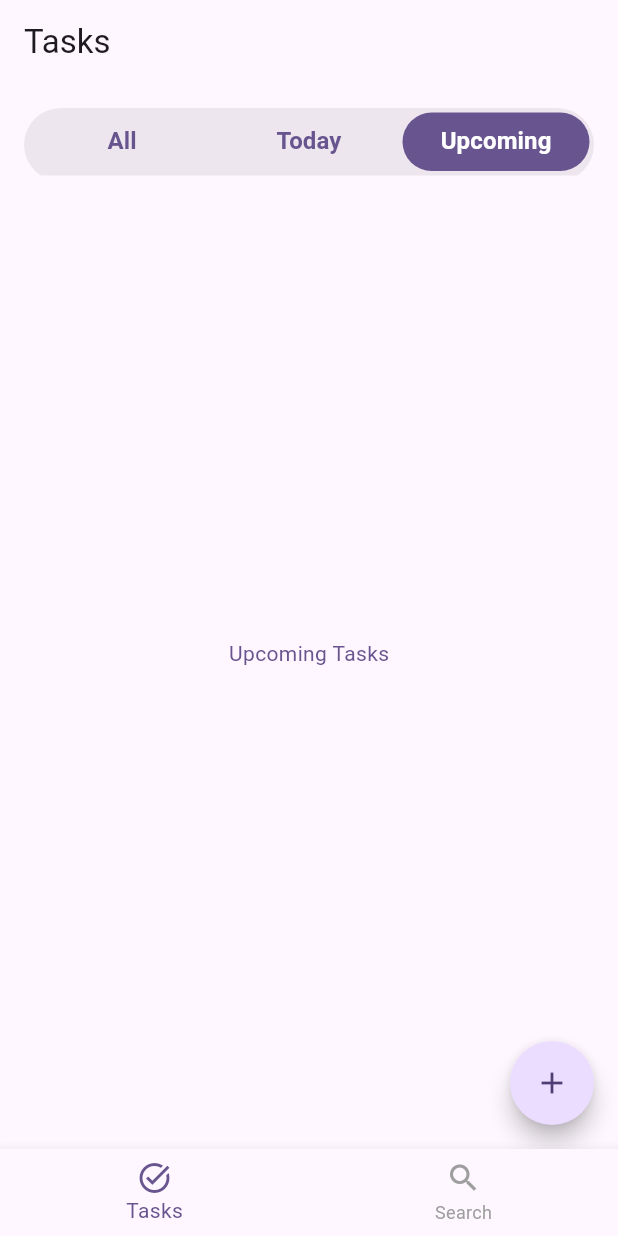
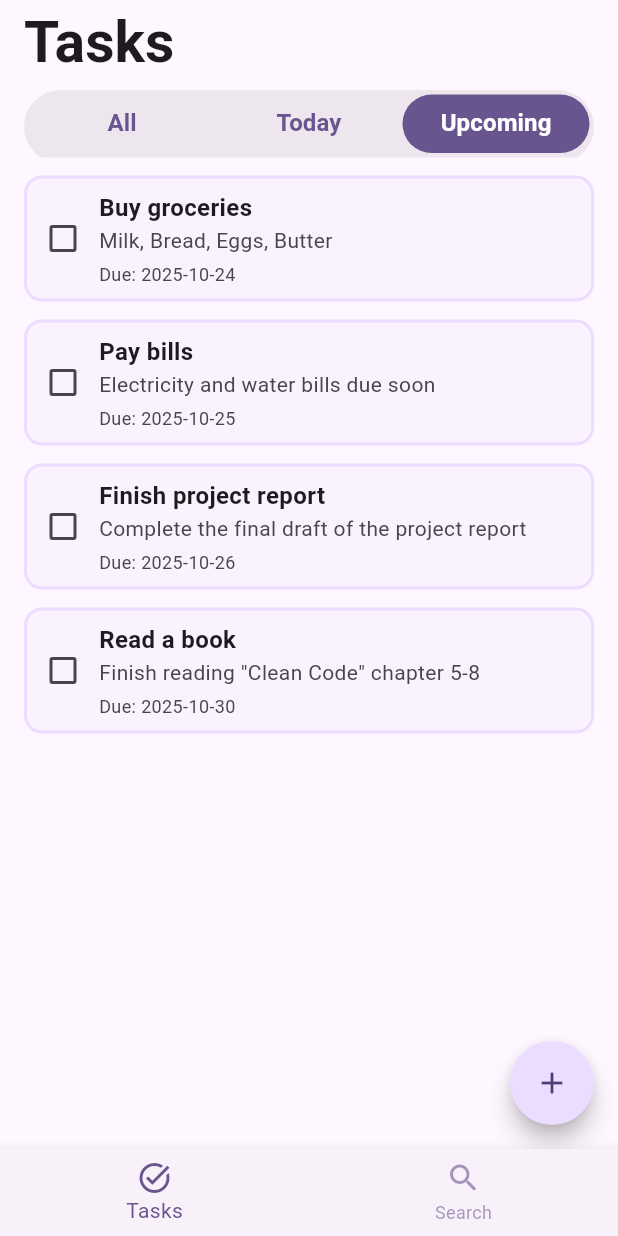
Before and after one commit to minhkhang1505/flutter_exercise1_todolist, a Flutter app: the screen it shows after launch, tab 3 chosen, on a phone screen of 412 x 824 dp. Run offline on Flutter 3.47's test engine with Material 3 defaults, Android fonts, the phone set to English and light mode, and no system bars.

Commit message:
Implement screen UI for Tasks Page

```diff
--- a/lib/main.dart
+++ b/lib/main.dart
@@ -42,6 +42,7 @@
       body: _screens[_currentIndex],
       bottomNavigationBar: BottomNavigationBar(
         currentIndex: _currentIndex,
+        backgroundColor: Theme.of(context).colorScheme.surfaceContainerLow,
         onTap: (index) {
           setState(() {
             _currentIndex = index;
@@ -49,7 +50,9 @@
         },
         type: BottomNavigationBarType.fixed,
         selectedItemColor: Theme.of(context).colorScheme.primary,
-        unselectedItemColor: Colors.grey,
+        unselectedItemColor: Theme.of(
+          context,
+        ).colorScheme.primary.withAlpha(150),
         items: const [
           BottomNavigationBarItem(icon: Icon(Icons.task_alt), label: 'Tasks'),
           BottomNavigationBarItem(icon: Icon(Icons.search), label: 'Search'),
--- a/lib/presentation/screens/tasks/task_screen.dart
+++ b/lib/presentation/screens/tasks/task_screen.dart
@@ -10,6 +10,13 @@ class TasksScreen extends StatefulWidget {
 class _TasksScreenState extends State<TasksScreen>
     with TickerProviderStateMixin {
   late TabController _controller;
+  bool isCompleted = false;
+
+  void onChanged(bool? value) {
+    setState(() {
+      isCompleted = value!;
+    });
+  }
 
   @override
   void initState() {
@@ -28,12 +35,15 @@ class _TasksScreenState extends State<TasksScreen>
     final colorScheme = Theme.of(context).colorScheme;
     return Scaffold(
       appBar: AppBar(
-        title: const Text('Tasks'),
+        title: const Text(
+          'Tasks',
+          style: TextStyle(fontSize: 38, fontWeight: FontWeight.bold),
+        ),
         backgroundColor: Theme.of(context).colorScheme.surface,
       ),
       body: SafeArea(
         child: Padding(
-          padding: const EdgeInsets.all(16.0),
+          padding: const EdgeInsets.fromLTRB(16.0, 4.0, 16.0, 16.0),
           child: Column(
             children: [
               // TabBar for all / today / upcoming options
@@ -79,57 +89,58 @@ class _TasksScreenState extends State<TasksScreen>
                       itemCount: sampleTasks.length,
                       itemBuilder: (context, index) {
                         final task = sampleTasks[index];
-                        return Container(
-                          margin: const EdgeInsets.only(bottom: 12),
-                          padding: const EdgeInsets.all(16),
-                          decoration: BoxDecoration(
-                            color: colorScheme.surfaceContainerLow,
-                            borderRadius: const BorderRadius.all(
-                              Radius.circular(12),
-                            ),
-                          ),
-                          child: Row(
-                            children: [
-                              Expanded(
-                                child: Column(
-                                  crossAxisAlignment: CrossAxisAlignment.start,
-                                  children: [
-                                    Text(
-                                      task.title,
-                                      style: const TextStyle(
-                                        fontSize: 16,
-                                        fontWeight: FontWeight.bold,
-                                      ),
-                                    ),
-                                    const SizedBox(height: 4),
-                                    Text(
-                                      task.description,
-                                      style: TextStyle(
-                                        fontSize: 14,
-                                        color: colorScheme.onSurfaceVariant,
-                                      ),
-                                    ),
-                                  ],
-                                ),
-                              ),
-                            ],
-                          ),
+                        return TaskItem(
+                          task: task,
+                          isCompleted: isCompleted,
+                          onChanged: onChanged,
                         );
                       },
                     ),
                     // Today Tasks Tab
-                    Center(
-                      child: Text(
-                        'Today\'s Tasks',
-                        style: TextStyle(color: colorScheme.primary),
-                      ),
+                    ListView.builder(
+                      padding: const EdgeInsets.symmetric(vertical: 8),
+                      itemCount: sampleTasks.where((task) {
+                        return task.dueDate.day == DateTime.now().day &&
+                            task.dueDate.month == DateTime.now().month &&
+                            task.dueDate.year == DateTime.now().year;
+                      }).length,
+                      itemBuilder: (context, index) {
+                        final todayTasks = sampleTasks.where((task) {
+                          return task.dueDate.day == DateTime.now().day &&
+                              task.dueDate.month == DateTime.now().month &&
+                              task.dueDate.year == DateTime.now().year;
+                        }).toList();
+
+                        if (index < todayTasks.length) {
+                          return TaskItem(
+                            task: todayTasks[index],
+                            isCompleted: isCompleted,
+                            onChanged: onChanged,
+                          );
+                        }
+                        return const SizedBox.shrink();
+                      },
                     ),
                     // Upcoming Tasks Tab
-                    Center(
-                      child: Text(
-                        'Upcoming Tasks',
-                        style: TextStyle(color: colorScheme.primary),
-                      ),
+                    ListView.builder(
+                      padding: const EdgeInsets.symmetric(vertical: 8),
+                      itemCount: sampleTasks.where((task) {
+                        return task.dueDate.isAfter(DateTime.now());
+                      }).length,
+                      itemBuilder: (context, index) {
+                        final upcomingTasks = sampleTasks.where((task) {
+                          return task.dueDate.isAfter(DateTime.now());
+                        }).toList();
+
+                        if (index < upcomingTasks.length) {
+                          return TaskItem(
+                            task: upcomingTasks[index],
+                            isCompleted: isCompleted,
+                            onChanged: onChanged,
+                          );
+                        }
+                        return const SizedBox.shrink();
+                      },
                     ),
                   ],
                 ),
@@ -150,9 +161,71 @@ class _TasksScreenState extends State<TasksScreen>
   }
 }
 
+class TaskItem extends StatelessWidget {
+  final Task task;
+  final bool isCompleted;
+  final Function(bool?) onChanged;
+
+  const TaskItem({
+    super.key,
+    required this.task,
+    required this.isCompleted,
+    required this.onChanged,
+  });
+
+  @override
+  Widget build(BuildContext context) {
+    final colorScheme = Theme.of(context).colorScheme;
+    return Container(
+      margin: const EdgeInsets.only(bottom: 12),
+      padding: const EdgeInsets.fromLTRB(0, 8, 8, 8),
+      decoration: BoxDecoration(
+        border: Border.all(width: 2, color: colorScheme.primaryContainer),
+        color: colorScheme.primaryContainer.withAlpha(50),
+        borderRadius: const BorderRadius.all(Radius.circular(12)),
+      ),
+      child: Row(
+        children: [
+          Checkbox(value: isCompleted, onChanged: onChanged),
+          Expanded(
+            child: Column(
+              crossAxisAlignment: CrossAxisAlignment.start,
+              children: [
+                Text(
+                  task.title,
+                  style: const TextStyle(
+                    fontSize: 16,
+                    fontWeight: FontWeight.bold,
+                  ),
+                ),
+                Text(
+                  task.description,
+                  style: TextStyle(
+                    fontSize: 14,
+                    color: colorScheme.onSurfaceVariant,
+                  ),
+                ),
+                const SizedBox(height: 4),
+                Text(
+                  'Due: ${task.dueDate.toLocal().toString().split(' ')[0]}',
+                  style: TextStyle(
+                    fontSize: 12,
+                    color: colorScheme.onSurfaceVariant,
+                  ),
+                ),
+              ],
+            ),
+          ),
+        ],
+      ),
+    );
+  }
+}
+
 enum PriorityType { low, medium, high }
 
 class Task {
+  final int id = DateTime.now().millisecondsSinceEpoch;
   final String title;
   final String description;
   final DateTime dueDate;
@@ -169,6 +242,26 @@ class Task {
 }
 
 final List<Task> sampleTasks = [
+  // Today's tasks (3 tasks)
+  Task(
+    title: 'Walk the dog',
+    description: 'Evening walk in the park',
+    dueDate: DateTime.now(),
+    priorityType: PriorityType.low,
+  ),
+  Task(
+    title: 'Team meeting',
+    description: 'Weekly sprint planning meeting at 2 PM',
+    dueDate: DateTime.now(),
+    priorityType: PriorityType.high,
+  ),
+  Task(
+    title: 'Reply to emails',
+    description: 'Check and respond to pending emails',
+    dueDate: DateTime.now(),
+    priorityType: PriorityType.medium,
+  ),
+  // Future tasks (4 tasks)
   Task(
     title: 'Buy groceries',
     description: 'Milk, Bread, Eggs, Butter',
@@ -176,10 +269,10 @@ final List<Task> sampleTasks = [
     priorityType: PriorityType.medium,
   ),
   Task(
-    title: 'Walk the dog',
-    description: 'Evening walk in the park',
-    dueDate: DateTime.now(),
-    priorityType: PriorityType.low,
+    title: 'Pay bills',
+    description: 'Electricity and water bills due soon',
+    dueDate: DateTime.now().add(const Duration(days: 2)),
+    priorityType: PriorityType.high,
   ),
   Task(
     title: 'Finish project report',
@@ -187,4 +280,10 @@ final List<Task> sampleTasks = [
     dueDate: DateTime.now().add(const Duration(days: 3)),
     priorityType: PriorityType.high,
   ),
+  Task(
+    title: 'Read a book',
+    description: 'Finish reading "Clean Code" chapter 5-8',
+    dueDate: DateTime.now().add(const Duration(days: 7)),
+    priorityType: PriorityType.low,
+  ),
 ];
```
